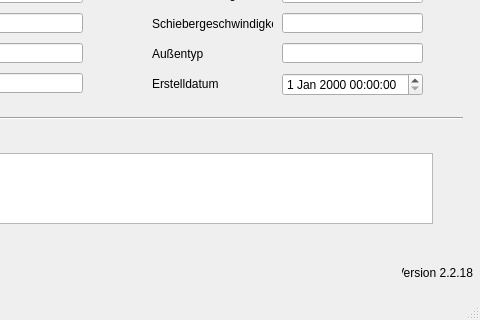
The window that qkan/database/templates/wehre.ui (hoettges/QKan) describes before a commit, drawn with Qt 5; both pictures show x 168 to 648 and y 147 to 467 of the 648 by 467 pixel window.
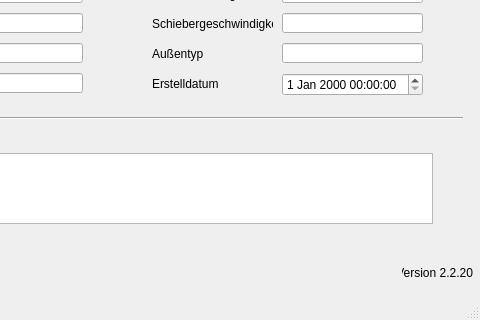
The same window after the commit. Custom widgets are drawn as their Qt base class.

What changed in the file:
```diff
--- a/qkan/database/templates/wehre.ui
+++ b/qkan/database/templates/wehre.ui
@@ -375,7 +375,7 @@
      <string>Version QKan Import</string>
     </property>
     <property name="text">
-     <string>Version 2.2.18</string>
+     <string>Version 2.2.20</string>
     </property>
     <property name="alignment">
      <set>Qt::AlignRight|Qt::AlignTrailing|Qt::AlignVCenter</set>
```
